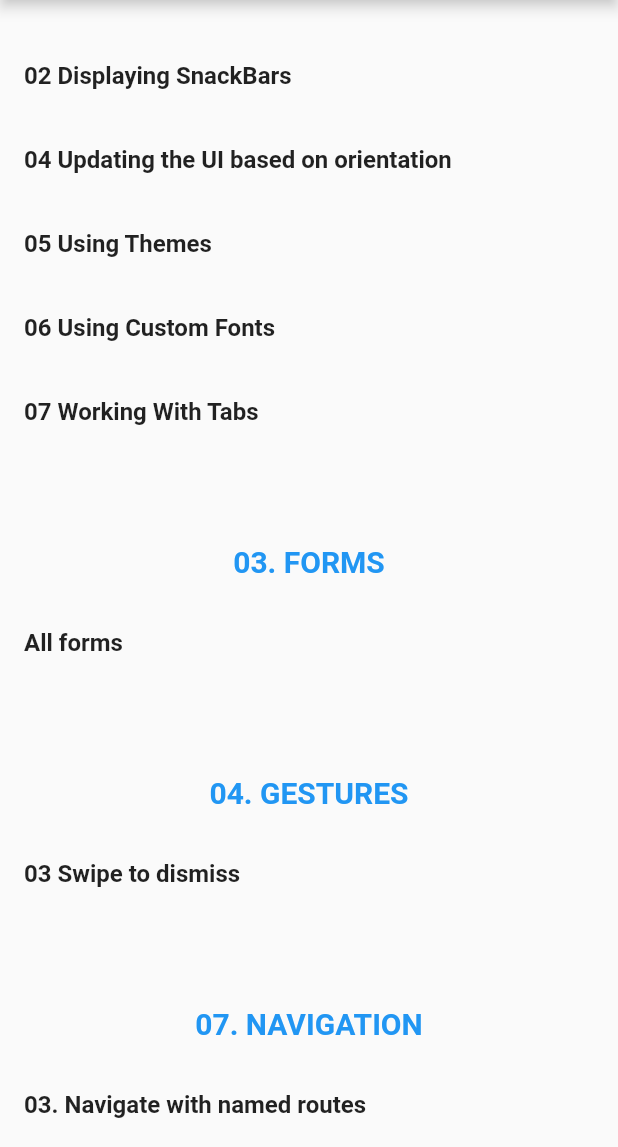
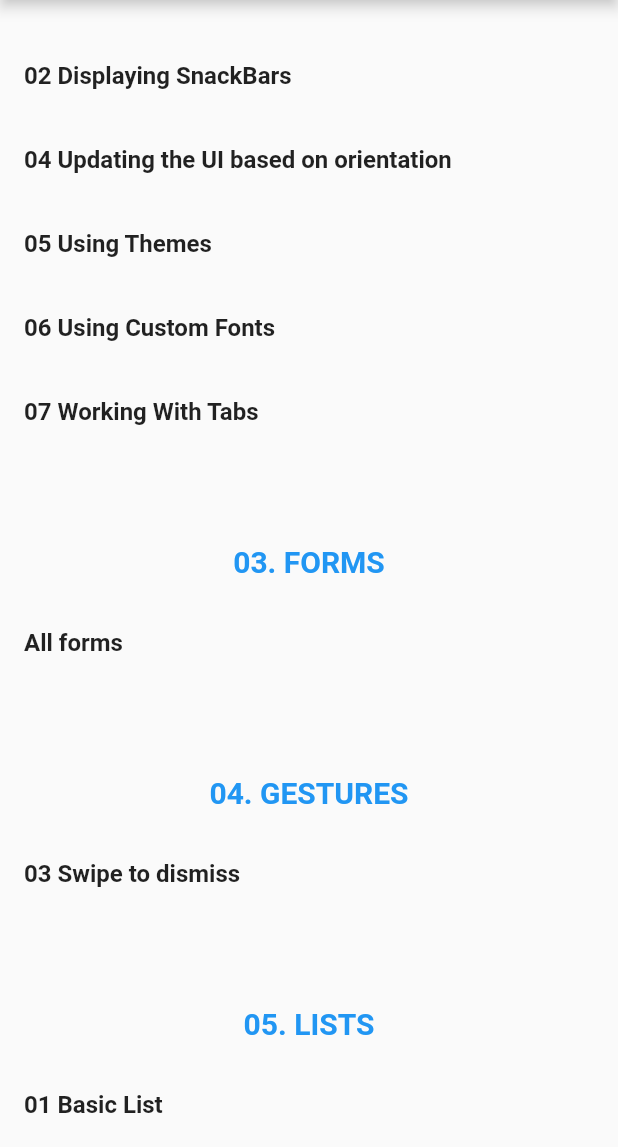
Before and after one commit to arthur-eudeline/flutter-cookbooks, a Flutter app: the screen it shows after launch, scrolled down 338 dp, on a phone screen of 412 x 824 dp, the part 89-1236 px from its top. Run offline on Flutter 3.47's test engine with Material 2 defaults, Android fonts, the phone set to English and light mode, and no system bars.

Commit message:
05 List > 01 Basic List

```diff
--- a/lib/main.dart
+++ b/lib/main.dart
@@ -17,6 +17,9 @@ import 'package:cookbooks_training/cookbooks/03_forms/main.dart';
 
 // Gestures
 import 'package:cookbooks_training/cookbooks/04_Gestures/main.dart';
+
+// Lists
+import 'package:cookbooks_training/cookbooks/05_Lists/01_basic_list/main.dart';
 
 // Navigation
 import 'package:cookbooks_training/cookbooks/07_navigation/03_navigate_with_named_routes/FirstScreen.dart';
@@ -55,6 +58,10 @@ class MyApp extends StatelessWidget {
         // Gestures
         "/04_gestures/main" : (context) => AppGesture(),
 
+        // Lists
+        "/05_lists/01_basic_list/main" : (context) => BasicListApp(),
+
+        // Navigation
         "/07_navigation/03_navigate_with_named_routes/firstScreen": (context) =>
             FirstScreen(),
         "/07_navigation/03_navigate_with_named_routes/secondScreen":
@@ -182,6 +189,17 @@ class MyHomePage extends StatelessWidget {
             ],
           ),
 
+          Column(
+            children: <Widget>[
+              buildRowTitle("05. Lists", context),
+              buildRowItem(
+                bookName: "01 Basic List",
+                bookRoute: "/05_lists/01_basic_list/main",
+                context: context
+              ),
+            ],
+          ),
+
           // ---- 07 Navigation ----
           Column(
             children: <Widget>[
```
Also changed, not shown: lib/cookbooks/05_Lists/01_basic_list/main.dart (added, +43 -0 lines).
